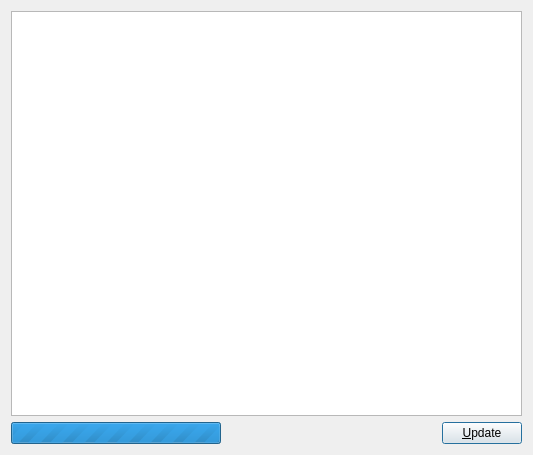
Above: resources/invoiceform.ui from nsmgr8/BLUsage-qt4 before the change. Below: the same form after it.
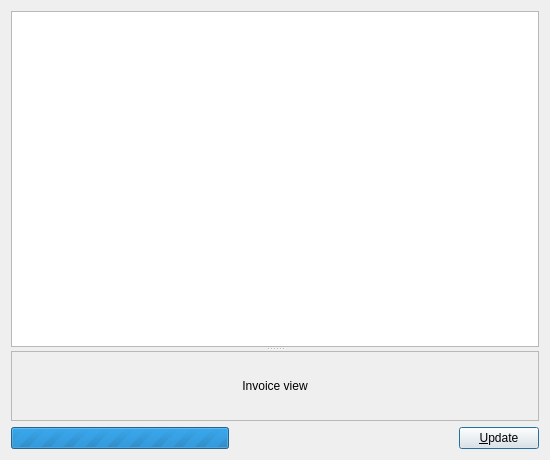
That is the form after the change.

Commit message: view invoice and payment

What changed in the file:
```diff
--- a/resources/invoiceform.ui
+++ b/resources/invoiceform.ui
@@ -6,16 +6,66 @@
    <rect>
     <x>0</x>
     <y>0</y>
-    <width>533</width>
-    <height>455</height>
+    <width>550</width>
+    <height>460</height>
    </rect>
   </property>
+  <property name="minimumSize">
+   <size>
+    <width>550</width>
+    <height>460</height>
+   </size>
+  </property>
+  <property name="maximumSize">
+   <size>
+    <width>900</width>
+    <height>16777215</height>
+   </size>
+  </property>
   <property name="windowTitle">
    <string>Invoice</string>
   </property>
   <layout class="QGridLayout" name="gridLayout">
    <item row="0" column="0" colspan="3">
-    <widget class="QTableView" name="tableView"/>
+    <widget class="QSplitter" name="splitter">
+     <property name="orientation">
+      <enum>Qt::Vertical</enum>
+     </property>
+     <widget class="QTableView" name="tableView"/>
+     <widget class="QScrollArea" name="scrollArea">
+      <property name="verticalScrollBarPolicy">
+       <enum>Qt::ScrollBarAsNeeded</enum>
+      </property>
+      <property name="horizontalScrollBarPolicy">
+       <enum>Qt::ScrollBarAsNeeded</enum>
+      </property>
+      <property name="widgetResizable">
+       <bool>true</bool>
+      </property>
+      <widget class="QWidget" name="scrollAreaWidgetContents_2">
+       <property name="geometry">
+        <rect>
+         <x>0</x>
+         <y>0</y>
+         <width>530</width>
+         <height>117</height>
+        </rect>
+       </property>
+       <layout class="QGridLayout" name="gridLayout_2">
+        <item row="0" column="0">
+         <widget class="QLabel" name="invoiceLabel">
+          <property name="text">
+           <string>Invoice view</string>
+          </property>
+          <property name="alignment">
+           <set>Qt::AlignCenter</set>
+          </property>
+         </widget>
+        </item>
+       </layout>
+      </widget>
+     </widget>
+    </widget>
    </item>
    <item row="1" column="0">
     <widget class="QProgressBar" name="progressBar">
```
The commit also changes 3 other files.
